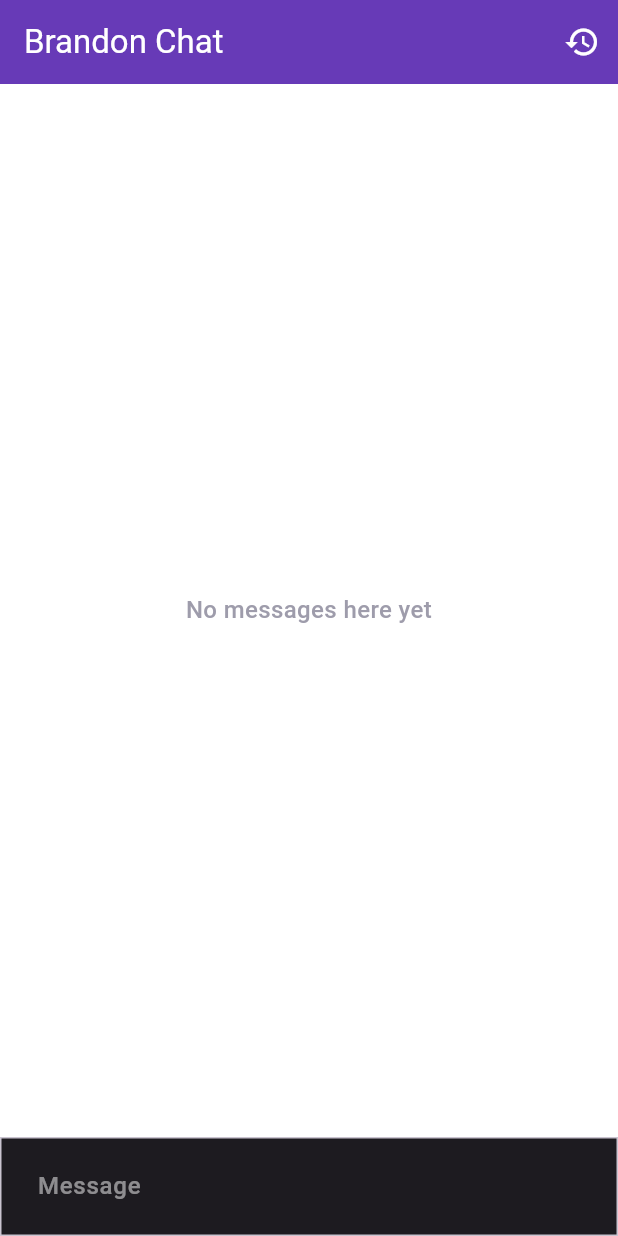
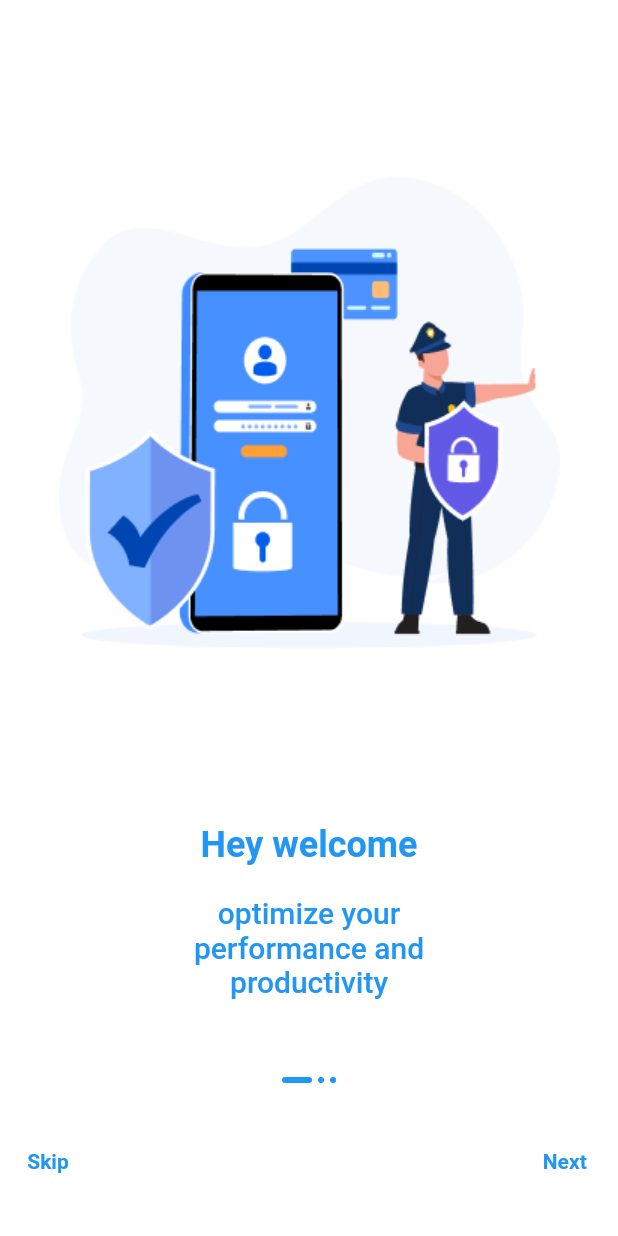
Before and after one commit to Chevalier-du-web/brandon-chat, a Flutter app: the screen it shows after launch, on a phone screen of 412 x 824 dp. Run offline on Flutter 3.47's test engine with Material 2 defaults, Android fonts, the phone set to English and light mode, and no system bars; our stand-ins replace flutter_chat_types, flutter_chat_ui.

Commit message:
update app

```diff
--- a/lib/main.dart
+++ b/lib/main.dart
@@ -4,6 +4,8 @@ import 'package:flutter_chat_types/flutter_chat_types.dart' as types;
 import 'package:uuid/uuid.dart';
 
 import 'gptfree/gptfree.dart';
+import 'home.dart';
+import 'onboarding/onboarding.dart';
 
 var uuid = Uuid();
 
@@ -16,88 +18,20 @@ class MyApp extends StatelessWidget {
 
   @override
   Widget build(BuildContext context) {
-    return MaterialApp(
-      title: 'ChatGPT free',
+
+    return  MaterialApp(
+      title: 'Brandon AI',
       debugShowCheckedModeBanner: false,
-      theme: ThemeData(
-        useMaterial3: true,
-      ),
-      home: ChatScreen(),
+      home: OnboardingPage(pages: [
+
+        OnboardingPageModel(title: "Hey welcome",description: "optimize your performance and productivity",image: 'assets/image.png'),
+
+        OnboardingPageModel(title: "Ask any questons",description: "ask all your concerns, you will be dazzled by a quick result",image: 'assets/onb1.PNG'),
+
+        OnboardingPageModel(title: "how it works?",description: "just chat in chat mode, let's get started without further ado",image: 'assets/onb2.PNG')
+
+
+      ],),
     );
   }
 }
-
-class ChatScreen extends StatefulWidget{
-
-  @override
-  State<StatefulWidget> createState() => ChatScreenState();
-
-}
-
-class ChatScreenState extends State<ChatScreen>{
-
-  final List<types.Message> _messages = [];
-
-  final _user = types.User(id: uuid.v4());
-  final _chatGPT = types.User(id: uuid.v4());
-
-  @override
-  Widget build(BuildContext context) {
-    return Scaffold(
-      appBar: AppBar(
-        title: Text("Brandon Chat",style:TextStyle(color: Colors.white)),
-        backgroundColor: Colors.deepPurple,
-        actions: [
-         IconButton(onPressed: (){}, icon: const Icon(Icons.history,color: Colors.white,))
-
-        ],
-      ),
-      body: Chat(
-        theme: DefaultChatTheme(
-            inputBackgroundColor: Theme.of(context).colorScheme.onBackground,
-            inputBorderRadius: BorderRadius.zero,
-            inputContainerDecoration: BoxDecoration(
-              border: Border.all(color: Theme.of(context).colorScheme.outlineVariant),
-            )
-        ),
-        messages: _messages,
-        onSendPressed: _handleSendPressed,
-        user: _user,
-      ),
-    );
-  }
-
-  void _addMessage(types.Message message) {
-    setState(() {
-      _messages.insert(0, message);
-    });
-  }
-
-  void _handleSendPressed(types.PartialText message) {
-    final textMessage = types.TextMessage(
-      author: _user,
-      createdAt: DateTime.now().millisecondsSinceEpoch,
-      id: uuid.v4(),
-      text: message.text,
-    );
-
-    _addMessage(textMessage);
-
-    _callChatGPT(message.text);
-  }
-
-  void _callChatGPT(String prompt) async{
-    final response = await GPTfree.create(prompt: prompt);
-
-    final textMessage = types.TextMessage(
-      author: _chatGPT,
-      createdAt: DateTime.now().millisecondsSinceEpoch,
-      id: uuid.v4(),
-      text: response["text"],
-    );
-
-    _addMessage(textMessage);
-  }
-
-
-}
--- /dev/null
+++ b/lib/onboarding/onboarding.dart
@@ -0,0 +1,174 @@
+import 'package:flutter/material.dart';
+
+import '../home.dart';
+
+class OnboardingPageModel {
+  final String title;
+  final String description;
+  final String image;
+  final Color bgColor;
+  final Color textColor;
+
+  OnboardingPageModel(
+      {required this.title,
+        required this.description,
+        required this.image,
+        this.bgColor = Colors.white,
+        this.textColor = Colors.blue});
+}
+
+class OnboardingPage extends StatefulWidget {
+  final List<OnboardingPageModel> pages;
+
+  const OnboardingPage({Key? key, required this.pages}) : super(key: key);
+
+  @override
+  _OnboardingPageState createState() => _OnboardingPageState();
+}
+
+class _OnboardingPageState extends State<OnboardingPage> {
+  // Store the currently visible page
+  int _currentPage = 0;
+  // Define a controller for the pageview
+  final PageController _pageController = PageController(initialPage: 0);
+
+  @override
+  Widget build(BuildContext context) {
+    return Scaffold(
+      body: AnimatedContainer(
+        duration: const Duration(milliseconds: 500),
+        color: widget.pages[_currentPage].bgColor,
+        child: SafeArea(
+          child: Column(
+            children: [
+              Expanded(
+                // Pageview to render each page
+                child: PageView.builder(
+                  controller: _pageController,
+                  itemCount: widget.pages.length,
+                  onPageChanged: (idx) {
+                    // Change current page when pageview changes
+                    setState(() {
+                      _currentPage = idx;
+                    });
+                  },
+                  itemBuilder: (context, idx) {
+                    final _item = widget.pages[idx];
+                    return Column(
+                      children: [
+                        Expanded(
+                          flex: 3,
+                          child: Padding(
+                            padding: const EdgeInsets.all(25.0),
+                            child: Image.asset(
+                              _item.image,
+                            ),
+                          ),
+                        ),
+                        Expanded(
+                            flex: 1,
+                            child: Column(children: [
+                              Padding(
+                                padding: const EdgeInsets.all(12.0),
+                                child: Text(_item.title,
+                                    style: Theme.of(context)
+                                        .textTheme
+                                        .headline5
+                                        ?.copyWith(
+                                      fontWeight: FontWeight.bold,
+                                      color: _item.textColor,
+                                    )),
+                              ),
+                              Container(
+                                constraints: BoxConstraints(maxWidth: 280),
+                                padding: const EdgeInsets.symmetric(
+                                    horizontal: 20.0, vertical: 8.0),
+                                child: Text(_item.description,
+                                    textAlign: TextAlign.center,
+                                    style: Theme.of(context)
+                                        .textTheme
+                                        .headline6
+                                        ?.copyWith(
+                                      color: _item.textColor,
+                                    )),
+                              )
+                            ]))
+                      ],
+                    );
+                  },
+                ),
+              ),
+
+              // Current page indicator
+              Row(
+                mainAxisAlignment: MainAxisAlignment.center,
+                children: widget.pages
+                    .map((item) => AnimatedContainer(
+                  duration: const Duration(milliseconds: 250),
+                  width: _currentPage == widget.pages.indexOf(item)
+                      ? 20
+                      : 4,
+                  height: 4,
+                  margin: const EdgeInsets.all(2.0),
+                  decoration: BoxDecoration(
+                      color: Colors.blue,
+                      borderRadius: BorderRadius.circular(10.0)),
+                ))
+                    .toList(),
+              ),
+
+              // Bottom buttons
+              SizedBox(
+                height: 100,
+                child: Row(
+                  mainAxisAlignment: _currentPage==2?MainAxisAlignment.center:MainAxisAlignment.spaceBetween,
+                  children: [
+                    _currentPage==2?Container():TextButton(
+                        onPressed: () {
+                          // Handle Skipping onboarding page
+                          _pageController.animateToPage(2,
+                              curve: Curves.easeInOutCubic,
+                              duration: const Duration(milliseconds: 250));                        },
+                        child: Text(
+                          _currentPage==2?"":"Skip",
+                          style: TextStyle(color: Colors.blue,fontWeight: FontWeight.bold),
+                        )),
+                    TextButton(
+                      onPressed: () {
+                        if (_currentPage == widget.pages.length - 1) {
+                          // This is the last page
+                          Navigator.push(context, MaterialPageRoute(builder: (context)=>HomePage()));
+                        } else {
+                          _pageController.animateToPage(_currentPage + 1,
+                              curve: Curves.easeInOutCubic,
+                              duration: const Duration(milliseconds: 250));
+                        }
+                      },
+                      child: _currentPage==2?
+                      Container(
+                        padding: EdgeInsets.only(left: 60,right: 60,top: 20,bottom: 20),
+                        decoration: BoxDecoration(
+                          color: Colors.blue,
+                          borderRadius: BorderRadius.circular(10)
+                        ),
+                        child: const Text(
+                          "Get started "
+                              ,
+                          style: TextStyle(color: Colors.white,fontWeight: FontWeight.bold),
+                        ),
+                      ):
+                      Text(
+                      "Next  ",
+                        style: TextStyle(color: Colors.blue,fontWeight: FontWeight.bold),
+                      ),
+                    ),
+                  ],
+                ),
+              )
+            ],
+          ),
+        ),
+      ),
+    );
+  }
+}
```
Also changed, not shown: lib/chat_file.dart (added, +92 -0 lines), lib/home.dart (added, +66 -0 lines), pubspec.yaml (+7 -2 lines), assets/image.png (added), assets/image_4.png (added), assets/logo.png (added), assets/logo_br.png (added), assets/onb1.PNG (added), assets/onb2.PNG (added).
